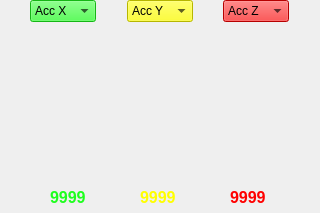
Qt form cbcui/ui/Graph.ui (kipr/cbc) before a commit.
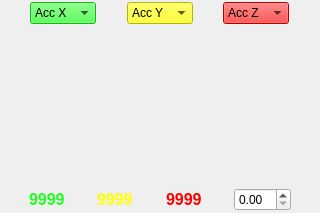
The same form after that commit.

Commit message: delta time spin box added to graph page

```diff
--- a/cbcui/ui/Graph.ui
+++ b/cbcui/ui/Graph.ui
@@ -619,6 +619,26 @@
        </property>
       </spacer>
      </item>
+     <item>
+      <widget class="QDoubleSpinBox" name="ui_delTimeBox" >
+       <property name="readOnly" >
+        <bool>false</bool>
+       </property>
+      </widget>
+     </item>
+     <item>
+      <spacer>
+       <property name="orientation" >
+        <enum>Qt::Horizontal</enum>
+       </property>
+       <property name="sizeHint" >
+        <size>
+         <width>40</width>
+         <height>20</height>
+        </size>
+       </property>
+      </spacer>
+     </item>
     </layout>
    </item>
   </layout>
```
The commit also changes 4 other files.
